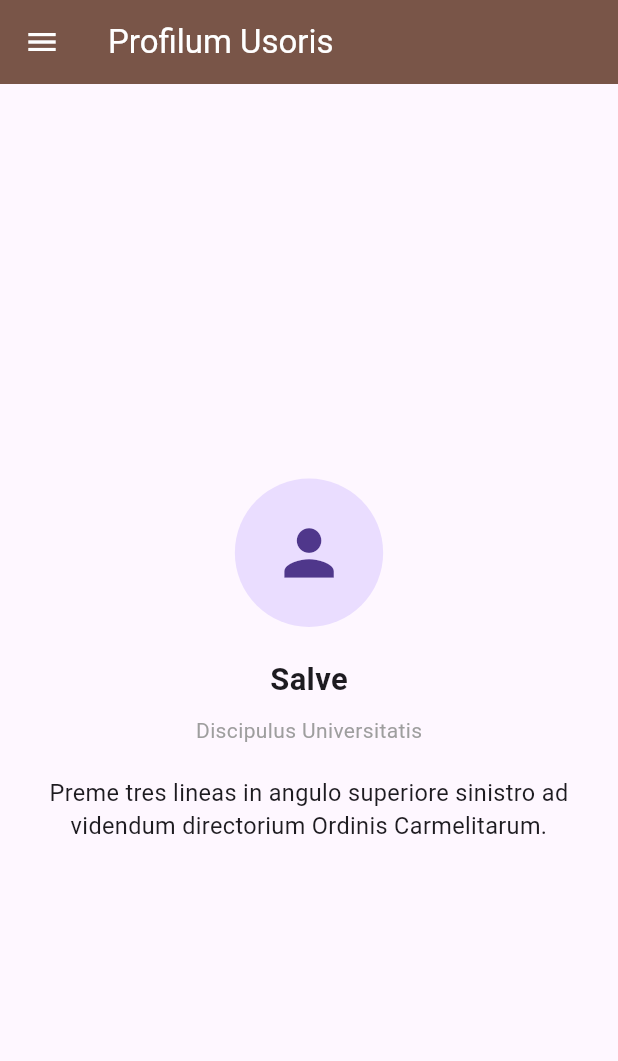
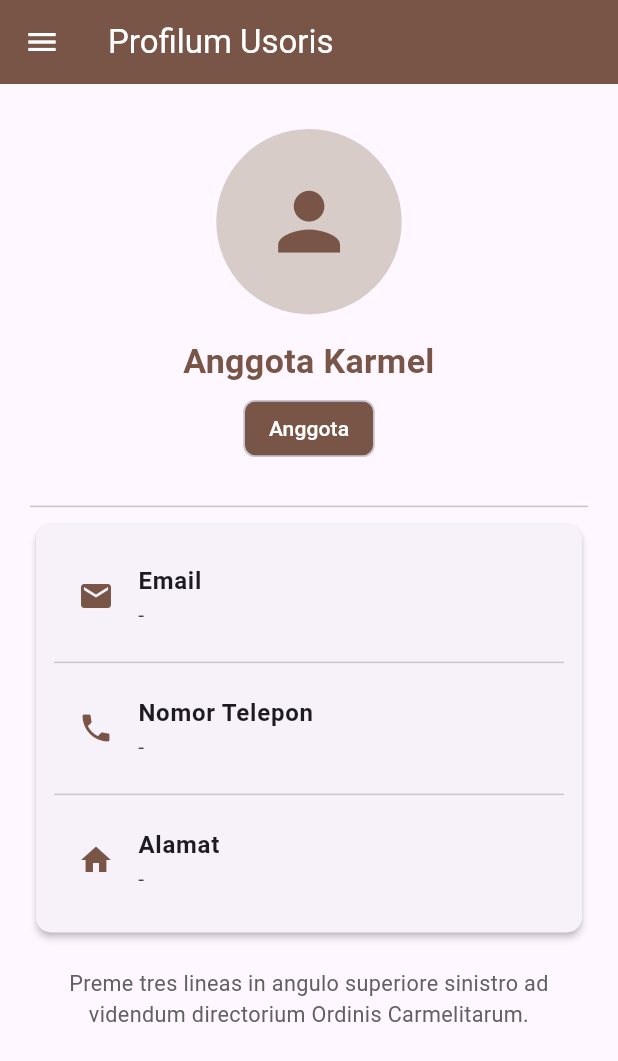
Before and after one commit to BpkSamed/aplikasi_ordo_karmel_inter, a Flutter app: the HalamanUtama screen opened directly, on a phone screen of 412 x 824 dp. Shown: the top 1061 px of the screen. Run offline on Flutter 3.47's test engine with Material 3 defaults, Android fonts, the light colour scheme and no system bars; our stand-ins replace image_picker, supabase_flutter; accounts and stored records are empty.

Commit message:
comit 26

```diff
--- a/lib/main.dart
+++ b/lib/main.dart
@@ -121,7 +121,7 @@ class _AplikasiOrdoKarmelState extends State<AplikasiOrdoKarmel> {
 }
 
 /// =================================================================
-/// 1. HALAMAN INFORMASI (Gabungan Halaman 1, 2, & 3)
+/// 1. HALAMAN INFORMASI (Tampilan Awal Aplikasi)
 /// =================================================================
 class HalamanInformasi extends StatelessWidget {
   const HalamanInformasi({super.key});
@@ -134,7 +134,6 @@ class HalamanInformasi extends StatelessWidget {
       appBar: AppBar(title: Text(t.appInfoTitle)),
       body: LayoutBuilder(
         builder: (context, constraints) {
-          // Menggunakan basis lebar layar untuk kalkulasi ukuran dinamis
           final double baseWidth = constraints.maxWidth;
 
           return SingleChildScrollView(
@@ -148,15 +147,13 @@ class HalamanInformasi extends StatelessWidget {
                 child: Column(
                   children: [
                     SizedBox(height: constraints.maxHeight * 0.03),
-                    // Icon mengikuti persentase ukuran layar
                     Icon(Icons.church, size: baseWidth * 0.25, color: Colors.brown),
                     const SizedBox(height: 15),
-                    // Font dinamis
                     Text(
                       t.appName,
                       textAlign: TextAlign.center,
                       style: TextStyle(
-                        fontSize: baseWidth * 0.055, // Proporsional ~22pt
+                        fontSize: baseWidth * 0.055,
                         fontWeight: FontWeight.bold,
                         color: Colors.brown
                       ),
@@ -180,7 +177,7 @@ class HalamanInformasi extends StatelessWidget {
                     const SizedBox(height: 30),
                     ElevatedButton(
                       style: ElevatedButton.styleFrom(
-                        minimumSize: Size(double.infinity, constraints.maxHeight * 0.07), // Tinggi responsif
+                        minimumSize: Size(double.infinity, constraints.maxHeight * 0.07),
                         backgroundColor: Colors.brown,
                         foregroundColor: Colors.white,
                       ),
@@ -202,7 +199,7 @@ class HalamanInformasi extends StatelessWidget {
 }
 
 /// =================================================================
-/// 2. HALAMAN LOGIN DENGAN PILIHAN BAHASA & TEKS SELAMAT DATANG
+/// 2. HALAMAN LOGIN DENGAN AUTENTIKASI SUPABASE
 /// =================================================================
 class HalamanLogin extends StatefulWidget {
   const HalamanLogin({super.key});
@@ -216,7 +213,7 @@ class _HalamanLoginState extends State<HalamanLogin> {
   final _passwordCtrl = TextEditingController();
   bool _isLoading = false;
 
-  // Fungsi Login untuk Admin
+  // Login khusus Admin
   Future<void> _loginAdmin(AppLocalizations t) async {
     if (_usernameCtrl.text.isEmpty || _passwordCtrl.text.isEmpty) return;
     setState(() => _isLoading = true);
@@ -231,7 +228,6 @@ class _HalamanLoginState extends State<HalamanLogin> {
 
       if (response != null) {
         if (mounted) {
-          // Bawa ID admin yang sedang login ke HalamanAdmin
           Navigator.pushReplacement(
             context,
             MaterialPageRoute(
@@ -242,7 +238,7 @@ class _HalamanLoginState extends State<HalamanLogin> {
       } else {
         if (mounted) {
           ScaffoldMessenger.of(context).showSnackBar(
-            const SnackBar(content: Text("Login gagal: Username atau Password admin salah!")),
+            const SnackBar(content: Text("Login Admin gagal: Username atau Password salah!")),
           );
         }
       }
@@ -255,32 +251,34 @@ class _HalamanLoginState extends State<HalamanLogin> {
     }
   }
 
-  // Fungsi Login untuk Pengguna Biasa (Anggota)
- // Fungsi Login untuk Pengguna Biasa (Anggota)
+  // Login khusus Anggota biasa
   Future<void> _loginMember(AppLocalizations t) async {
     if (_usernameCtrl.text.isEmpty || _passwordCtrl.text.isEmpty) return;
     setState(() => _isLoading = true);
 
     try {
-      // Ubah .eq('name', ...) menjadi .eq('email', ...) atau sesuai nama kolom di tabel Anda
+      // Mengecek berdasarkan email atau full_name/name di tabel members
       final response = await Supabase.instance.client
           .from('members')
           .select()
-          .eq('username', _usernameCtrl.text) // <--- UBAH DI SINI
+          .or('username.eq.${_usernameCtrl.text},full_name.eq.${_usernameCtrl.text}')
           .eq('password', _passwordCtrl.text)
           .maybeSingle();
 
       if (response != null) {
         if (mounted) {
+          // Bawa data anggota ke HalamanUtama
           Navigator.pushReplacement(
             context,
-            MaterialPageRoute(builder: (context) => const HalamanUtama()),
+            MaterialPageRoute(
+              builder: (context) => HalamanUtama(memberData: response),
+            ),
           );
         }
       } else {
         if (mounted) {
           ScaffoldMessenger.of(context).showSnackBar(
-            const SnackBar(content: Text("Login gagal: Username/Email atau Password salah!")),
+            const SnackBar(content: Text("Login Anggota gagal: Username/Email atau Password salah!")),
           );
         }
       }
@@ -305,7 +303,10 @@ class _HalamanLoginState extends State<HalamanLogin> {
           final double baseWidth = constraints.maxWidth;
 
           return SingleChildScrollView(
-            padding: EdgeInsets.symmetric(horizontal: baseWidth * 0.06, vertical: 20.0),
+            padding: EdgeInsets.symmetric(
+              horizontal: baseWidth * 0.06,
+              vertical: 20.0,
+            ),
             child: Column(
               mainAxisAlignment: MainAxisAlignment.center,
               crossAxisAlignment: CrossAxisAlignment.stretch,
@@ -338,24 +339,34 @@ class _HalamanLoginState extends State<HalamanLogin> {
                 Text(
                   t.welcomeMessage,
                   textAlign: TextAlign.center,
-                  style: TextStyle(fontSize: baseWidth * 0.06, fontWeight: FontWeight.bold, color: Colors.brown),
+                  style: TextStyle(
+                    fontSize: baseWidth * 0.06,
+                    fontWeight: FontWeight.bold,
+                    color: Colors.brown
+                  ),
                 ),
                 SizedBox(height: constraints.maxHeight * 0.04),
 
                 TextField(
                   controller: _usernameCtrl,
-                  decoration: InputDecoration(labelText: t.usernameEmailLabel, border: const OutlineInputBorder()),
+                  decoration: InputDecoration(
+                    labelText: t.usernameEmailLabel,
+                    border: const OutlineInputBorder()
+                  ),
                 ),
                 const SizedBox(height: 20),
                 TextField(
                   controller: _passwordCtrl,
                   obscureText: true,
-                  decoration: InputDecoration(labelText: t.passwordLabel, border: const OutlineInputBorder()),
+                  decoration: InputDecoration(
+                    labelText: t.passwordLabel,
+                    border: const OutlineInputBorder()
+                  ),
                 ),
                 SizedBox(height: constraints.maxHeight * 0.04),
 
                 if (_isLoading)
-                  const Center(child: CircularProgressIndicator())
+                  const Center(child: CircularProgressIndicator(color: Colors.brown))
                 else ...[
                   ElevatedButton(
                     style: ElevatedButton.styleFrom(
@@ -375,7 +386,10 @@ class _HalamanLoginState extends State<HalamanLogin> {
                       side: const BorderSide(color: Colors.brown, width: 2),
                     ),
                     onPressed: () => _loginAdmin(t),
-                    child: Text(t.loginAsAdmin, style: TextStyle(fontWeight: FontWeight.bold, fontSize: baseWidth * 0.04)),
+                    child: Text(
+                      t.loginAsAdmin,
+                      style: TextStyle(fontWeight: FontWeight.bold, fontSize: baseWidth * 0.04)
+                    ),
                   ),
                 ],
                 SizedBox(height: constraints.maxHeight * 0.05),
@@ -389,14 +403,24 @@ class _HalamanLoginState extends State<HalamanLogin> {
 }
 
 /// =================================================================
-/// 3. HALAMAN UTAMA (PROFIL) DENGAN DRAWER (MENU GARIS 3)
+/// 3. HALAMAN UTAMA (PROFIL ANGGOTA & NAVIGASI DRAWER)
 /// =================================================================
 class HalamanUtama extends StatelessWidget {
-  const HalamanUtama({super.key});
+  final Map<String, dynamic>? memberData;
+
+  const HalamanUtama({super.key, this.memberData});
 
   @override
   Widget build(BuildContext context) {
     final t = AppLocalizations.of(context)!;
+
+    // Ambil data anggota jika ada
+    final String namaLengkap = memberData?['full_name'] ?? memberData?['name'] ?? 'Anggota Karmel';
+    final String photoUrl = memberData?['photo_url'] ?? '';
+    final String email = memberData?['email'] ?? '-';
+    final String phone = memberData?['phone'] ?? '-';
+    final String status = memberData?['status'] ?? 'Anggota';
+    final String address = memberData?['address'] ?? '-';
 
     return Scaffold(
       appBar: AppBar(
@@ -406,19 +430,22 @@ class HalamanUtama extends StatelessWidget {
         child: ListView(
           padding: EdgeInsets.zero,
           children: [
-            DrawerHeader(
+            UserAccountsDrawerHeader(
               decoration: const BoxDecoration(color: Colors.brown),
-              child: Column(
-                crossAxisAlignment: CrossAxisAlignment.start,
-                children: [
-                  const CircleAvatar(radius: 30, backgroundColor: Colors.white, child: Icon(Icons.person, color: Colors.brown)),
-                  const SizedBox(height: 10),
-                  const Text("Abraham", style: TextStyle(color: Colors.white, fontSize: 18)),
-                  Text(t.studentRole, style: const TextStyle(color: Colors.white70, fontSize: 14)),
-                ],
+              currentAccountPicture: CircleAvatar(
+                backgroundColor: Colors.white,
+                backgroundImage: photoUrl.isNotEmpty ? NetworkImage(photoUrl) : null,
+                child: photoUrl.isEmpty ? const Icon(Icons.person, size: 40, color: Colors.brown) : null,
+              ),
+              accountName: Text(
+                namaLengkap,
+                style: const TextStyle(fontSize: 18, fontWeight: FontWeight.bold, color: Colors.white),
+              ),
+              accountEmail: Text(
+                email.isNotEmpty ? email : status,
+                style: const TextStyle(color: Colors.white70),
               ),
             ),
-            // Menu dipanggil dengan _buildMenuItem(context, routeKey, displayTitle yang bisa ditranslate)
             _buildMenuItem(context, "Curia Generalis", t.curiaGeneralisTitle ?? "Curia Generalis"),
             _buildMenuItem(context, "Episcopi Ex Ordines Assumpti", t.episcopiExOrdinesTitle ?? "Episcopi Ex Ordine Assumpti"),
             _buildMenuItem(context, "Sub Immediata Jurisdictione Prioris Generalis", t.subJurisdictioneTitle ?? "Sub Immediata Jurisdictione"),
@@ -433,8 +460,8 @@ class HalamanUtama extends StatelessWidget {
             _buildMenuItem(context, "Ministries", t.ministriesTitle ?? "Ministries"),
             const Divider(),
             ListTile(
-              leading: const Icon(Icons.logout),
-              title: Text(t.logout),
+              leading: const Icon(Icons.logout, color: Colors.red),
+              title: Text(t.logout, style: const TextStyle(color: Colors.red)),
               onTap: () => Navigator.pushReplacement(context, MaterialPageRoute(builder: (context) => const HalamanLogin())),
             ),
           ],
@@ -445,33 +472,70 @@ class HalamanUtama extends StatelessWidget {
           final double baseWidth = constraints.maxWidth;
 
           return SingleChildScrollView(
-            child: ConstrainedBox(
-              constraints: BoxConstraints(minHeight: constraints.maxHeight),
+            padding: const EdgeInsets.all(20.0),
+            child: Center(
+              child: Column(
+                children: [
+                  const SizedBox(height: 10),
+                  // Foto Profil
+                  CircleAvatar(
+                    radius: baseWidth * 0.15,
+                    backgroundColor: Colors.brown[100],
+                    backgroundImage: photoUrl.isNotEmpty ? NetworkImage(photoUrl) : null,
+                    child: photoUrl.isEmpty ? Icon(Icons.person, size: baseWidth * 0.15, color: Colors.brown) : null,
+                  ),
+                  const SizedBox(height: 15),
+                  // Nama Pengguna
+                  Text(
+                    namaLengkap,
+                    textAlign: TextAlign.center,
+                    style: TextStyle(fontSize: baseWidth * 0.055, fontWeight: FontWeight.bold, color: Colors.brown),
+                  ),
+                  const SizedBox(height: 5),
+                  // Status
+                  Chip(
+                    label: Text(status, style: const TextStyle(color: Colors.white)),
+                    backgroundColor: Colors.brown,
+                  ),
+                  const SizedBox(height: 20),
+                  const Divider(),
+
+                  // Kartu Detail Data Pengguna
+                  Card(
+                    elevation: 2,
+                    shape: RoundedRectangleBorder(borderRadius: BorderRadius.circular(10)),
                     child: Padding(
-                padding: const EdgeInsets.all(20.0),
+                      padding: const EdgeInsets.all(12.0),
                       child: Column(
-                  mainAxisAlignment: MainAxisAlignment.center,
-                  crossAxisAlignment: CrossAxisAlignment.center,
                         children: [
-                    CircleAvatar(radius: baseWidth * 0.12, child: Icon(Icons.person, size: baseWidth * 0.12)),
-                    const SizedBox(height: 20),
-                    Text(
-                      t.welcomeMessage,
-                      style: TextStyle(fontSize: baseWidth * 0.05, fontWeight: FontWeight.bold)
+                          ListTile(
+                            leading: const Icon(Icons.email, color: Colors.brown),
+                            title: const Text("Email", style: TextStyle(fontWeight: FontWeight.bold)),
+                            subtitle: Text(email),
                           ),
-                    const SizedBox(height: 10),
-                    Text(t.universityStudent, style: const TextStyle(color: Colors.grey)),
-                    const SizedBox(height: 20),
-                    Padding(
-                      padding: const EdgeInsets.symmetric(horizontal: 10.0),
-                      child: Text(
-                        t.drawerInstruction,
-                        textAlign: TextAlign.center,
-                        style: TextStyle(fontSize: baseWidth * 0.038),
+                          const Divider(),
+                          ListTile(
+                            leading: const Icon(Icons.phone, color: Colors.brown),
+                            title: const Text("Nomor Telepon", style: TextStyle(fontWeight: FontWeight.bold)),
+                            subtitle: Text(phone),
                           ),
+                          const Divider(),
+                          ListTile(
+                            leading: const Icon(Icons.home, color: Colors.brown),
+                            title: const Text("Alamat", style: TextStyle(fontWeight: FontWeight.bold)),
+                            subtitle: Text(address),
                           ),
                         ],
                       ),
+                    ),
+                  ),
+                  const SizedBox(height: 20),
+                  Text(
+                    t.drawerInstruction,
+                    textAlign: TextAlign.center,
+                    style: TextStyle(fontSize: baseWidth * 0.035, color: Colors.grey[700]),
+                  ),
+                ],
               ),
             ),
           );
@@ -480,7 +544,6 @@ class HalamanUtama extends StatelessWidget {
     );
   }
 
-  // Fungsi diperbarui untuk memisahkan routeKey dan displayTitle agar logika navigasi tidak rusak
   Widget _buildMenuItem(BuildContext context, String routeKey, String displayTitle) {
     final t = AppLocalizations.of(context)!;
 
@@ -488,10 +551,8 @@ class HalamanUtama extends StatelessWidget {
       title: Text(displayTitle),
       onTap: () {
         Navigator.pop(context);
-        // Snackbar memanggil displayTitle untuk notifikasi
         ScaffoldMessenger.of(context).showSnackBar(SnackBar(content: Text(t.openingMenu(displayTitle))));
 
-        // Logika perpindahan halaman tetap menggunakan routeKey asli
         if (routeKey == "Curia Generalis") {
           Navigator.push(context, MaterialPageRoute(builder: (context) => const HalamanCuriaGeneralis()));
         }
@@ -537,7 +598,7 @@ class HalamanUtama extends StatelessWidget {
 /// 4. HALAMAN DASBOR ADMIN
 /// =================================================================
 class HalamanAdmin extends StatelessWidget {
-  final int currentAdminId; // Menyimpan ID admin yang saat ini login
+  final int currentAdminId;
 
   const HalamanAdmin({super.key, required this.currentAdminId});
 
@@ -546,18 +607,40 @@ class HalamanAdmin extends StatelessWidget {
     final t = AppLocalizations.of(context)!;
 
     return Scaffold(
-      appBar: AppBar(title: Text(t.adminDashboardTitle)),
+      appBar: AppBar(
+        title: Text(t.adminDashboardTitle),
+      ),
       body: LayoutBuilder(
         builder: (context, constraints) {
           final double baseWidth = constraints.maxWidth;
+
           return ListView(
-            padding: EdgeInsets.symmetric(horizontal: baseWidth * 0.04, vertical: 16.0),
+            padding: EdgeInsets.symmetric(
+              horizontal: baseWidth * 0.04,
+              vertical: 16.0,
+            ),
             children: [
               Text(
                 t.directoryManagementMenu,
-                style: TextStyle(fontSize: baseWidth * 0.045, fontWeight: FontWeight.bold, color: Colors.brown),
+                style: TextStyle(
+                  fontSize: baseWidth * 0.045,
+                  fontWeight: FontWeight.bold,
+                  color: Colors.brown
+                ),
               ),
               const SizedBox(height: 15),
+
+              // MENU EDIT PROFIL APLIKASI (INFORMASI AWAL)
+              _buildAdminMenuCard(
+                context: context,
+                title: "Edit Profil Aplikasi",
+                subtitle: "Kelola Alamat Kantor Pusat & Kontak Informasi",
+                icon: Icons.edit_attributes,
+                baseWidth: baseWidth,
+                onTap: () {
+                  Navigator.push(context, MaterialPageRoute(builder: (context) => const HalamanEditProfilAplikasi()));
+                },
+              ),
 
               _buildAdminMenuCard(
                 context: context,
@@ -566,12 +649,10 @@ class HalamanAdmin extends StatelessWidget {
                 icon: Icons.admin_panel_settings,
                 baseWidth: baseWidth,
                 onTap: () {
-                  // Kirim ID admin ke halaman daftar admin
                   Navigator.push(context, MaterialPageRoute(builder: (context) => HalamanDaftarAdmin(currentAdminId: currentAdminId)));
                 },
               ),
 
-              // ... (Sisa kode _buildAdminMenuCard lainnya tetap sama seperti sebelumnya)
               _buildAdminMenuCard(
                 context: context,
                 title: t.manageMasterData,
@@ -582,6 +663,7 @@ class HalamanAdmin extends StatelessWidget {
                   Navigator.push(context, MaterialPageRoute(builder: (context) => const HalamanDaftarDataNonAnggota()));
                 },
               ),
+
               _buildAdminMenuCard(
                 context: context,
                 title: t.manageMemberData,
@@ -592,6 +674,7 @@ class HalamanAdmin extends StatelessWidget {
                   Navigator.push(context, MaterialPageRoute(builder: (context) => const HalamanDaftarAnggota()));
                 },
               ),
+
               _buildAdminMenuCard(
                 context: context,
                 title: t.manageCentralOfficials,
@@ -602,6 +685,7 @@ class HalamanAdmin extends StatelessWidget {
                   Navigator.push(context, MaterialPageRoute(builder: (context) => const HalamanKelolaPejabatPusat()));
                 },
               ),
+
               _buildAdminMenuCard(
                 context: context,
                 title: t.manageBishopData,
@@ -612,6 +696,7 @@ class HalamanAdmin extends StatelessWidget {
                   Navigator.push(context, MaterialPageRoute(builder: (context) => const HalamanDaftarEpiscopi()));
                 },
               ),
+
               _buildAdminMenuCard(
                 context: context,
                 title: t.manageCitocNews,
@@ -622,6 +707,7 @@ class HalamanAdmin extends StatelessWidget {
                   Navigator.push(context, MaterialPageRoute(builder: (context) => const HalamanKelolaCitoc()));
                 },
               ),
+
               _buildAdminMenuCard(
                 context: context,
                 title: t.manageGeneralCommissions,
@@ -653,8 +739,14 @@ class HalamanAdmin extends StatelessWidget {
       shape: RoundedRectangleBorder(borderRadius: BorderRadius.circular(10)),
       child: ListTile(
         contentPadding: const EdgeInsets.symmetric(vertical: 12, horizontal: 16),
-        leading: CircleAvatar(backgroundColor: Colors.brown, child: Icon(icon, color: Colors.white, size: baseWidth * 0.055)),
-        title: Text(title, style: const TextStyle(fontWeight: FontWeight.bold, color: Colors.brown)),
+        leading: CircleAvatar(
+          backgroundColor: Colors.brown,
+          child: Icon(icon, color: Colors.white, size: baseWidth * 0.055),
+        ),
+        title: Text(
+          title,
+          style: const TextStyle(fontWeight: FontWeight.bold, color: Colors.brown),
+        ),
         subtitle: Text(subtitle),
         trailing: Icon(Icons.arrow_forward_ios, size: baseWidth * 0.04),
         onTap: onTap,
@@ -662,3 +754,80 @@ class HalamanAdmin extends StatelessWidget {
     );
   }
 }
+
+/// =================================================================
+/// 5. HALAMAN EDIT PROFIL APLIKASI (INFORMASI AWAL KANTOR PUSAT & KONTAK)
+/// =================================================================
+class HalamanEditProfilAplikasi extends StatefulWidget {
+  const HalamanEditProfilAplikasi({super.key});
+
+  @override
+  State<HalamanEditProfilAplikasi> createState() => _HalamanEditProfilAplikasiState();
+}
+
+class _HalamanEditProfilAplikasiState extends State<HalamanEditProfilAplikasi> {
+  final _addressCtrl = TextEditingController(text: "Via Giovanni Lanza 138, 00184 Roma, Italia");
+  final _contactCtrl = TextEditingController(text: "Email: curia@ocarm.org\nPhone: +39 06 4620181");
+  bool _isLoading = false;
+
+  Future<void> _simpanPerubahan() async {
+    setState(() => _isLoading = true);
+    // Contoh simpan ke database atau state lokal
+    await Future.delayed(const Duration(milliseconds: 800));
+    if (mounted) {
+      setState(() => _isLoading = false);
+      ScaffoldMessenger.of(context).showSnackBar(
+        const SnackBar(content: Text("Profil aplikasi berhasil diperbarui!")),
+      );
+      Navigator.pop(context);
+    }
+  }
+
+  @override
+  Widget build(BuildContext context) {
+    return Scaffold(
+      appBar: AppBar(title: const Text("Edit Profil Aplikasi")),
+      body: Padding(
+        padding: const EdgeInsets.all(20.0),
+        child: Column(
+          crossAxisAlignment: CrossAxisAlignment.stretch,
+          children: [
+            const Text(
+              "Kelola Informasi Awal Aplikasi",
+              style: TextStyle(fontSize: 18, fontWeight: FontWeight.bold, color: Colors.brown),
+            ),
+            const SizedBox(height: 20),
+            TextField(
+              controller: _addressCtrl,
+              maxLines: 3,
+              decoration: const InputDecoration(
+                labelText: "Alamat Kantor Pusat",
+                border: OutlineInputBorder(),
+              ),
+            ),
+            const SizedBox(height: 20),
+            TextField(
+              controller: _contactCtrl,
+              maxLines: 3,
+              decoration: const InputDecoration(
+                labelText: "Kontak Informasi / Person",
+                border: OutlineInputBorder(),
+              ),
+            ),
+            const SizedBox(height: 30),
+            _isLoading
+                ? const Center(child: CircularProgressIndicator(color: Colors.brown))
+                : ElevatedButton(
+                    style: ElevatedButton.styleFrom(
+                      backgroundColor: Colors.brown,
+                      padding: const EdgeInsets.symmetric(vertical: 15),
+                    ),
+                    onPressed: _simpanPerubahan,
+                    child: const Text("SIMPAN PERUBAHAN", style: TextStyle(color: Colors.white, fontWeight: FontWeight.bold)),
+                  ),
+          ],
+        ),
+      ),
+    );
+  }
+}
```
Lines whose indentation alone changed are shown as unchanged.
